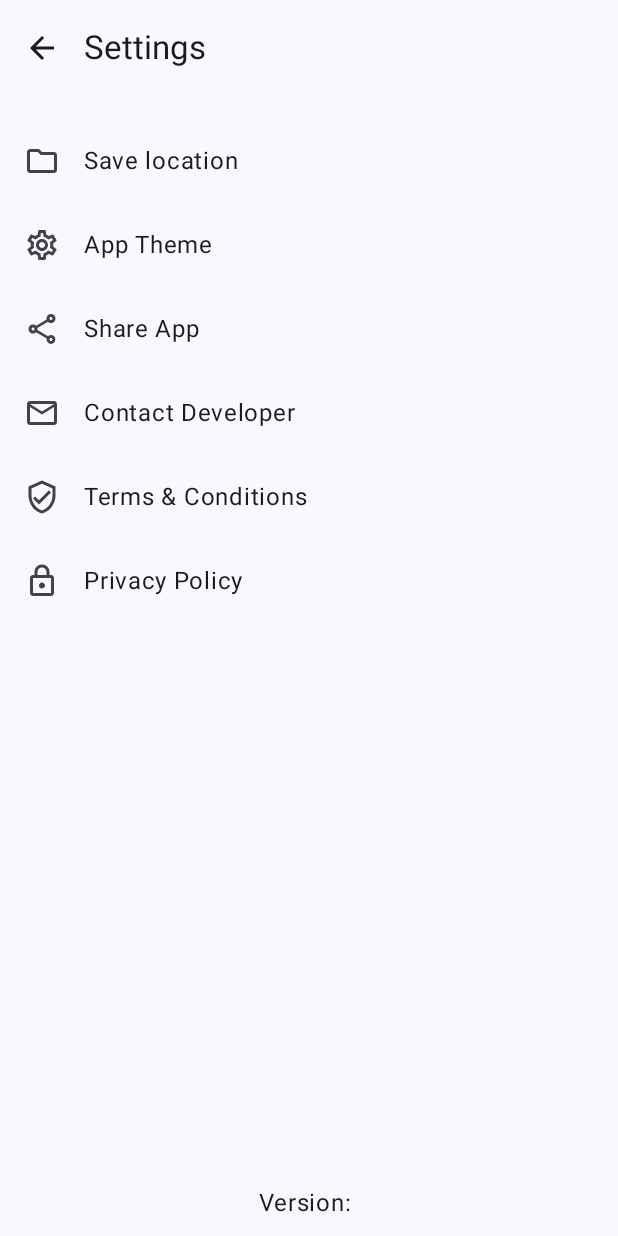
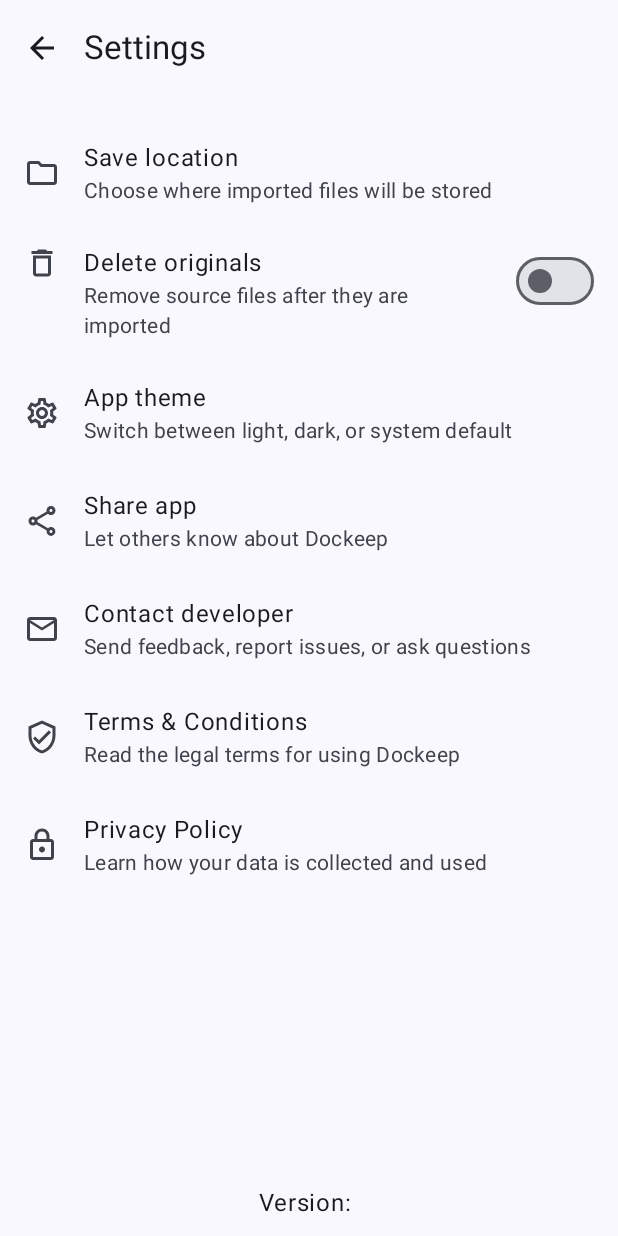
Before and after one commit to mattgdot/Dockeep, an Android app built with Jetpack Compose: the SettingsScreen screen opened through its navigation route, on a phone screen of 412 x 824 dp. Run offline under Robolectric (Android 15) with nearby library versions, the phone set to English and light mode, and no system bars; our stand-ins replace Dagger/Hilt's generated code.

Commit message:
Archive files

```diff
--- a/app/build.gradle.kts
+++ b/app/build.gradle.kts
@@ -16,8 +16,8 @@ android {
         applicationId = "com.app.dockeep"
         minSdk = 26
         targetSdk = 36
-        versionCode = 2
-        versionName = "1.0-beta"
+        versionCode = 3
+        versionName = "1.1-beta"
 
         testInstrumentationRunner = "androidx.test.runner.AndroidJUnitRunner"
     }
--- a/app/src/main/java/com/app/dockeep/data/files/FilesRepository.kt
+++ b/app/src/main/java/com/app/dockeep/data/files/FilesRepository.kt
@@ -1,18 +1,21 @@
 package com.app.dockeep.data.files
 
 import android.net.Uri
+import androidx.documentfile.provider.DocumentFile
 import com.app.dockeep.model.DocumentItem
 
 interface FilesRepository {
     suspend fun persistUriPermissions(uri: Uri)
     suspend fun setRootLocation(uri: Uri): Uri
-    suspend fun copyFilesToFolder(folderUri: Uri, files: List<Uri>)
+    suspend fun copyFilesToFolder(folderUri: Uri, files: List<Uri>, delete:Boolean=false)
     suspend fun listFilesInDirectory(folderUri: Uri): List<DocumentItem>
     suspend fun createDirectory(parentUri: Uri, folderName: String): Uri
     suspend fun listAllDirectories(root: Uri, parent:String=""): List<Pair<String, Uri>>
+    suspend fun listAllFiles(dir:DocumentFile, parent:String=""): List<Pair<String, Uri>>
     suspend fun renameDocument(uri: Uri, name: String)
     suspend fun deleteDocument(uri: Uri)
     suspend fun pathExists(uri: Uri): Boolean
     suspend fun moveDocument(uri: Uri, destination: Uri)
     suspend fun searchFiles(query: String, root: Uri): List<DocumentItem>
+    suspend fun createArchive(root:Uri, name: String, files:List<Uri>)
 }
--- a/app/src/main/java/com/app/dockeep/ui/components/SortBottomSheet.kt
+++ b/app/src/main/java/com/app/dockeep/ui/components/SortBottomSheet.kt
@@ -43,6 +43,7 @@ fun SortBottomSheet(
         var selectedOption by remember { mutableStateOf(initial) }
 
         Column(Modifier.selectableGroup()) {
+            Text("Sort by", modifier=Modifier.padding(10.dp))
             radioOptions.forEach { text ->
                 Row(
                     Modifier
--- a/app/src/main/java/com/app/dockeep/ui/screens/settings/SettingsScreen.kt
+++ b/app/src/main/java/com/app/dockeep/ui/screens/settings/SettingsScreen.kt
@@ -15,6 +15,7 @@ import androidx.compose.foundation.layout.fillMaxSize
 import androidx.compose.foundation.layout.padding
 import androidx.compose.material.icons.Icons
 import androidx.compose.material.icons.automirrored.filled.ArrowBack
+import androidx.compose.material.icons.outlined.Delete
 import androidx.compose.material.icons.outlined.Email
 import androidx.compose.material.icons.outlined.Folder
 import androidx.compose.material.icons.outlined.Lock
@@ -26,6 +27,7 @@ import androidx.compose.material3.Icon
 import androidx.compose.material3.IconButton
 import androidx.compose.material3.ListItem
 import androidx.compose.material3.Scaffold
+import androidx.compose.material3.Switch
 import androidx.compose.material3.Text
 import androidx.compose.material3.TopAppBar
 import androidx.compose.runtime.Composable
@@ -54,6 +56,7 @@ fun SettingsScreen(
 ) {
     val mainVM: MainViewModel = hiltViewModel(LocalActivity.current as ComponentActivity)
     val theme by mainVM.theme.collectAsState()
+    var deleteOrig by mainVM.deleteOriginal
 
     val contentPathLauncher =
         rememberLauncherForActivityResult(ActivityResultContracts.StartActivityForResult()) { result ->
@@ -91,91 +94,97 @@ fun SettingsScreen(
                         .padding(top = 15.dp)
                 ) {
 
-                    ListItem(headlineContent = {
-                        Text(text = "Save location")
-                    }, leadingContent = {
-                        Icon(Icons.Outlined.Folder, contentDescription = null)
-                    }, modifier = Modifier.clickable {
+                    ListItem(
+                        headlineContent = { Text(text = "Save location") },
+                        supportingContent = { Text("Choose where imported files will be stored") },
+                        leadingContent = { Icon(Icons.Outlined.Folder, contentDescription = null) },
+                        modifier = Modifier.clickable {
                             contentPathLauncher.launch(Intent(Intent.ACTION_OPEN_DOCUMENT_TREE))
                         })
 
-                    ListItem(headlineContent = {
-                        Text(text = "App Theme")
-                    }, leadingContent = {
-                        Icon(Icons.Outlined.Settings, contentDescription = null)
-                    }, modifier = Modifier.clickable {
-                        openThemeDialog = true
-                    })
+                    ListItem(
+                        headlineContent = { Text(text = "Delete originals") },
+                        supportingContent = { Text("Remove source files after they are imported") },
+                        trailingContent = {
+                            Switch(
+                                checked = deleteOrig,
+                                onCheckedChange = { checked -> mainVM.setDeleteOriginal(checked) })
+                        },
+                        leadingContent = { Icon(Icons.Outlined.Delete, contentDescription = null) })
 
-                    ListItem(headlineContent = {
-                        Text(text = "Share App")
-                    }, leadingContent = {
-                        Icon(Icons.Outlined.Share, contentDescription = null)
-                    }, modifier = Modifier.clickable {
-                        val sendIntent: Intent = Intent().apply {
+                    ListItem(
+                        headlineContent = { Text(text = "App theme") },
+                        supportingContent = { Text("Switch between light, dark, or system default") },
+                        leadingContent = {
+                            Icon(
+                                Icons.Outlined.Settings, contentDescription = null
+                            )
+                        },
+                        modifier = Modifier.clickable { openThemeDialog = true })
+
+                    ListItem(
+                        headlineContent = { Text(text = "Share app") },
+                        supportingContent = { Text("Let others know about Dockeep") },
+                        leadingContent = { Icon(Icons.Outlined.Share, contentDescription = null) },
+                        modifier = Modifier.clickable {
+                            val sendIntent = Intent().apply {
                                 action = Intent.ACTION_SEND
-                            putExtra(
-                                Intent.EXTRA_TEXT, "https://github.com/mattgdot/Dockeep"
-                            )
+                                putExtra(Intent.EXTRA_TEXT, "https://github.com/mattgdot/Dockeep")
                                 type = "text/plain"
                             }
-
                             val shareIntent = Intent.createChooser(sendIntent, null)
                             try {
                                 context.startActivity(shareIntent)
                             } catch (_: Exception) {
-                            Toast.makeText(
-                                context, "Can't open link", Toast.LENGTH_SHORT
-                            ).show()
+                                Toast.makeText(context, "Can't open link", Toast.LENGTH_SHORT)
+                                    .show()
                             }
                         })
 
-
-                    ListItem(headlineContent = {
-                        Text(text = "Contact Developer")
-                    }, leadingContent = {
-                        Icon(Icons.Outlined.Email, contentDescription = null)
-                    }, modifier = Modifier.clickable {
+                    ListItem(
+                        headlineContent = { Text(text = "Contact developer") },
+                        supportingContent = { Text("Send feedback, report issues, or ask questions") },
+                        leadingContent = { Icon(Icons.Outlined.Email, contentDescription = null) },
+                        modifier = Modifier.clickable {
                             val emailIntent = Intent(
                                 Intent.ACTION_SENDTO, "mailto:decosoftapps@gmail.com".toUri()
                             )
                             try {
                                 context.startActivity(emailIntent)
                             } catch (_: ActivityNotFoundException) {
-                            Toast.makeText(
-                                context, "Can't open", Toast.LENGTH_SHORT
-                            ).show()
+                                Toast.makeText(context, "Can't open", Toast.LENGTH_SHORT).show()
                             }
                         })
 
-                    ListItem(headlineContent = {
-                        Text(text = "Terms & Conditions")
-                    }, leadingContent = {
-                        Icon(Icons.Outlined.VerifiedUser, contentDescription = null)
-                    }, modifier = Modifier.clickable {
+                    ListItem(
+                        headlineContent = { Text(text = "Terms & Conditions") },
+                        supportingContent = { Text("Read the legal terms for using Dockeep") },
+                        leadingContent = {
+                            Icon(
+                                Icons.Outlined.VerifiedUser, contentDescription = null
+                            )
+                        },
+                        modifier = Modifier.clickable {
                             try {
                                 uriHandler.openUri("https://github.com/mattgdot/Dockeep/blob/main/terms_conditions.md")
                             } catch (_: Exception) {
-                            Toast.makeText(
-                                context, "Can't open link", Toast.LENGTH_SHORT
-                            ).show()
+                                Toast.makeText(context, "Can't open link", Toast.LENGTH_SHORT)
+                                    .show()
                             }
                         })
 
-                    ListItem(headlineContent = {
-                        Text(text = "Privacy Policy")
-                    }, leadingContent = {
-                        Icon(Icons.Outlined.Lock, contentDescription = null)
-                    }, modifier = Modifier.clickable {
+                    ListItem(
+                        headlineContent = { Text(text = "Privacy Policy") },
+                        supportingContent = { Text("Learn how your data is collected and used") },
+                        leadingContent = { Icon(Icons.Outlined.Lock, contentDescription = null) },
+                        modifier = Modifier.clickable {
                             try {
                                 uriHandler.openUri("https://github.com/mattgdot/Dockeep/blob/main/privacy_policy.md")
                             } catch (_: Exception) {
-                            Toast.makeText(
-                                context, "Can't open link", Toast.LENGTH_SHORT
-                            ).show()
+                                Toast.makeText(context, "Can't open link", Toast.LENGTH_SHORT)
+                                    .show()
                             }
                         })
-
                 }
             }
 
--- a/app/src/main/java/com/app/dockeep/utils/Constants.kt
+++ b/app/src/main/java/com/app/dockeep/utils/Constants.kt
@@ -9,7 +9,7 @@ object Constants {
     const val URI_ARG = "uri"
     const val CONTENT_PATH_KEY = "CONTENT_PATH_URI"
     const val SORT_TYPE_KEY = "SORT_TYPE"
-    const val LOCK_KEY = "LOCK"
+    const val DELETE_KEY = "DELETE"
     const val FIRST_START_KEY = "FIRST_START"
     const val THEME_KEY = "THEME"
     const val UNK = "unknown"
```
Also changed, not shown: app/src/main/java/com/app/dockeep/data/files/FilesRepositoryImpl.kt (+77 -5 lines), app/src/main/java/com/app/dockeep/ui/MainViewModel.kt (+40 -11 lines), app/src/main/java/com/app/dockeep/ui/components/OptionsBottomSheet.kt (+7 -1 lines), app/src/main/java/com/app/dockeep/ui/screens/files/FilesScreen.kt (+20 -2 lines), app/src/main/java/com/app/dockeep/ui/screens/files/components/Dialogs.kt (+16 -6 lines). Lines whose indentation alone changed are shown as unchanged.
